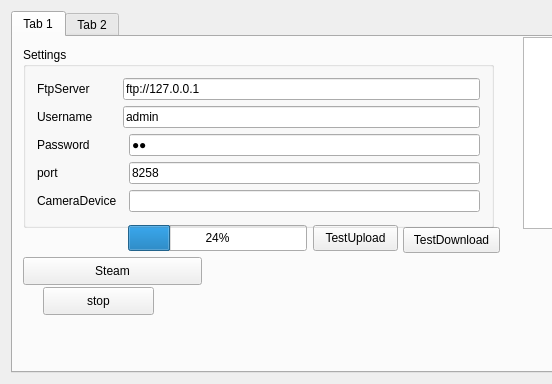
Before: the Qt Designer form FTP-client/mainwindow.ui in netpipe/php-ffmpeg-streamer, drawn with Qt 5; both pictures show x 0 to 552 and y 0 to 384 of the 806 by 384 pixel window.
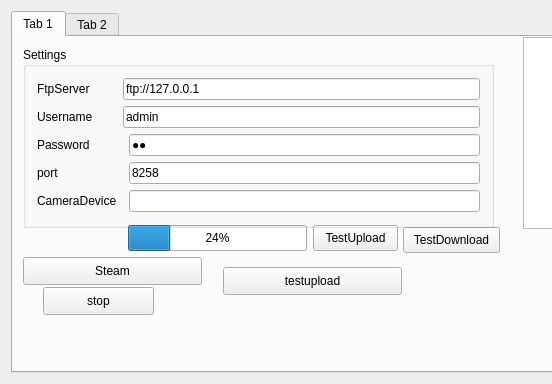
After: the same form once the commit is applied. Icons and pictures are not drawn.

The edit to the form file:
```diff
--- a/FTP-client/mainwindow.ui
+++ b/FTP-client/mainwindow.ui
@@ -223,6 +223,19 @@
          </rect>
         </property>
        </widget>
+       <widget class="QPushButton" name="test">
+        <property name="geometry">
+         <rect>
+          <x>210</x>
+          <y>230</y>
+          <width>179</width>
+          <height>28</height>
+         </rect>
+        </property>
+        <property name="text">
+         <string>testupload</string>
+        </property>
+       </widget>
       </widget>
       <widget class="QWidget" name="tab_2">
        <attribute name="title">
```
